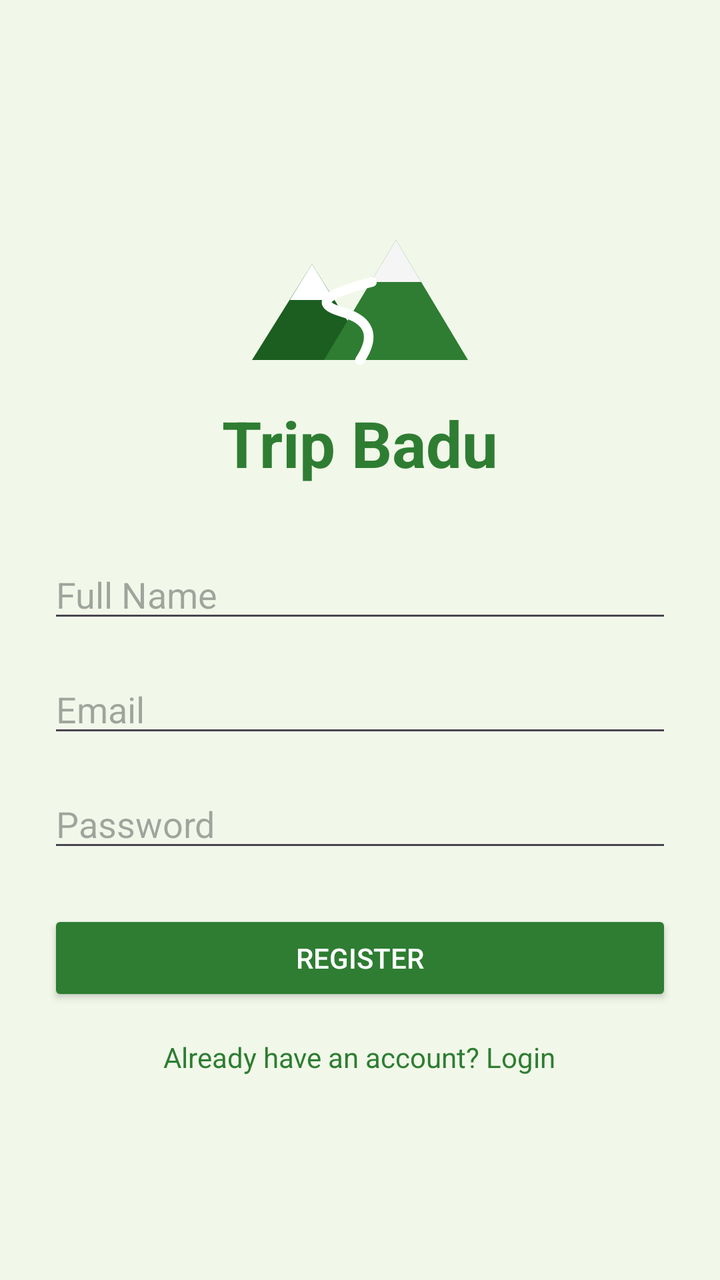
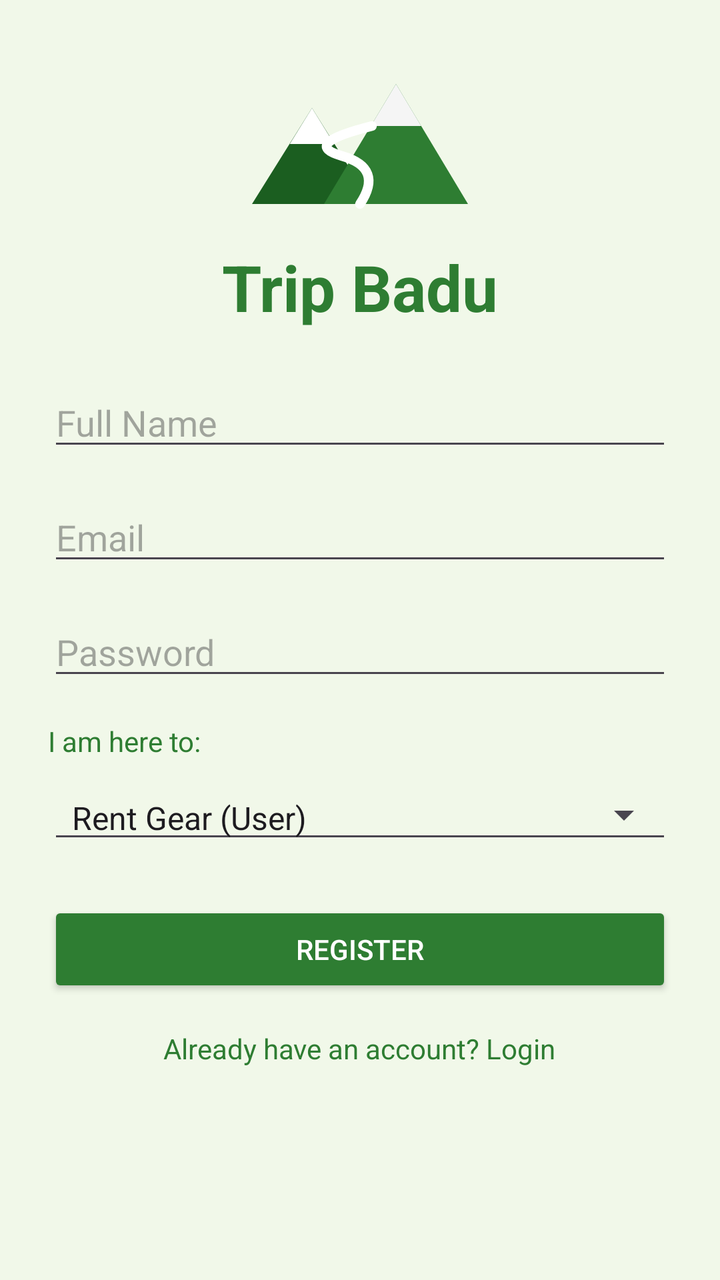

Before-and-after screenshots of an Android layout around one commit, followed by the original layout XML and the change that was made.
<!-- AndroidManifest.xml: application theme Theme.TripBadu -->
<!-- res/layout/activity_register.xml -->
<?xml version="1.0" encoding="utf-8"?>
<LinearLayout xmlns:android="http://schemas.android.com/apk/res/android"
    android:layout_width="match_parent"
    android:layout_height="match_parent"
    android:orientation="vertical"
    android:padding="24dp"
    android:gravity="center"
    android:background="@color/background">

    <ImageView
        android:id="@+id/ivLogo"
        android:layout_width="120dp"
        android:layout_height="90dp"
        android:src="@drawable/ic_tripbadu_logo"
        android:contentDescription="Trip Badu Logo"/>

    <TextView
        android:layout_width="wrap_content"
        android:layout_height="wrap_content"
        android:text="Trip Badu"
        android:textSize="32sp"
        android:textStyle="bold"
        android:textColor="@color/primary"
        android:layout_marginTop="8dp"
        android:layout_marginBottom="32dp"/>

    <EditText
        android:id="@+id/etName"
        android:layout_width="match_parent"
        android:layout_height="wrap_content"
        android:hint="Full Name"
        android:inputType="textPersonName"
        android:layout_marginBottom="16dp"/>

    <EditText
        android:id="@+id/etEmail"
        android:layout_width="match_parent"
        android:layout_height="wrap_content"
        android:hint="Email"
        android:inputType="textEmailAddress"
        android:layout_marginBottom="16dp"/>

    <EditText
        android:id="@+id/etPassword"
        android:layout_width="match_parent"
        android:layout_height="wrap_content"
        android:hint="Password"
        android:inputType="textPassword"
        android:layout_marginBottom="24dp"/>

    <Button
        android:id="@+id/btnRegister"
        android:layout_width="match_parent"
        android:layout_height="wrap_content"
        android:text="Register"
        android:backgroundTint="@color/primary"
        android:textColor="@color/on_primary"/>

    <TextView
        android:id="@+id/tvLogin"
        android:layout_width="wrap_content"
        android:layout_height="wrap_content"
        android:text="Already have an account? Login"
        android:layout_marginTop="16dp"
        android:textColor="@color/primary"/>

</LinearLayout>
<!-- resources referenced by this layout -->
<resources>
  <color name="background">#F1F8E9</color>
  <color name="on_primary">#FFFFFF</color>
  <color name="primary">#2E7D32</color>
  <!-- drawable ic_tripbadu_logo (drawable) -->
  <vector xmlns:android="http://schemas.android.com/apk/res/android"
      android:width="200dp"
      android:height="150dp"
      android:viewportWidth="200"
      android:viewportHeight="150">
  
      <path
          android:fillColor="#1B5E20"
          android:pathData="M 10,130 L 60,50 L 110,130 Z" />
  
      <path
          android:fillColor="#2E7D32"
          android:pathData="M 70,130 L 130,30 L 190,130 Z" />
  
      <path
          android:fillColor="#FFFFFF"
          android:pathData="M 60,50 L 78.5,80 L 41.5,80 Z" />
  
      <path
          android:fillColor="#F5F5F5"
          android:pathData="M 130,30 L 151,65 L 109,65 Z" />
  
      <path
          android:strokeColor="#FFFFFF"
          android:strokeWidth="8"
          android:strokeLineCap="round"
          android:fillColor="#00000000"
          android:pathData="M 100,130 Q 120,100 85,90 T 110,65" />
  
  </vector>
  <style name="Theme.TripBadu" parent="Base.Theme.TripBadu" />
  <style name="Base.Theme.TripBadu" parent="Theme.Material3.DayNight.NoActionBar">
          
          <item name="colorPrimary">@color/primary</item>
          <item name="colorPrimaryVariant">@color/primary_variant</item>
          <item name="colorOnPrimary">@color/on_primary</item>
          <item name="colorSecondary">@color/secondary</item>
          <item name="colorSecondaryVariant">@color/secondary_variant</item>
          <item name="colorOnSecondary">@color/on_secondary</item>
          <item name="android:windowBackground">@color/background</item>
          <item name="colorSurface">@color/surface</item>
          <item name="colorOnSurface">@color/on_surface</item>
      </style>
  <color name="primary_variant">#1B5E20</color>
  <color name="secondary">#81C784</color>
  <color name="secondary_variant">#4CAF50</color>
  <color name="on_secondary">#000000</color>
  <color name="surface">#FFFFFF</color>
  <color name="on_surface">#1B5E20</color>
</resources>

<!-- the commit's change to res/layout/activity_register.xml (unified diff, before → after) -->
@@ -1,67 +1,87 @@
 <?xml version="1.0" encoding="utf-8"?>
-<LinearLayout xmlns:android="http://schemas.android.com/apk/res/android"
+<ScrollView xmlns:android="http://schemas.android.com/apk/res/android"
     android:layout_width="match_parent"
     android:layout_height="match_parent"
-    android:orientation="vertical"
-    android:padding="24dp"
-    android:gravity="center"
     android:background="@color/background">
 
-    <ImageView
-        android:id="@+id/ivLogo"
-        android:layout_width="120dp"
-        android:layout_height="90dp"
-        android:src="@drawable/ic_tripbadu_logo"
-        android:contentDescription="Trip Badu Logo"/>
-
-    <TextView
-        android:layout_width="wrap_content"
-        android:layout_height="wrap_content"
-        android:text="Trip Badu"
-        android:textSize="32sp"
-        android:textStyle="bold"
-        android:textColor="@color/primary"
-        android:layout_marginTop="8dp"
-        android:layout_marginBottom="32dp"/>
-
-    <EditText
-        android:id="@+id/etName"
+    <LinearLayout
         android:layout_width="match_parent"
         android:layout_height="wrap_content"
-        android:hint="Full Name"
-        android:inputType="textPersonName"
-        android:layout_marginBottom="16dp"/>
+        android:orientation="vertical"
+        android:padding="24dp"
+        android:gravity="center">
 
-    <EditText
-        android:id="@+id/etEmail"
-        android:layout_width="match_parent"
-        android:layout_height="wrap_content"
-        android:hint="Email"
-        android:inputType="textEmailAddress"
-        android:layout_marginBottom="16dp"/>
+        <ImageView
+            android:id="@+id/ivLogo"
+            android:layout_width="120dp"
+            android:layout_height="90dp"
+            android:src="@drawable/ic_tripbadu_logo"
+            android:contentDescription="Trip Badu Logo"/>
 
-    <EditText
-        android:id="@+id/etPassword"
-        android:layout_width="match_parent"
-        android:layout_height="wrap_content"
-        android:hint="Password"
-        android:inputType="textPassword"
-        android:layout_marginBottom="24dp"/>
+        <TextView
+            android:layout_width="wrap_content"
+            android:layout_height="wrap_content"
+            android:text="Trip Badu"
+            android:textSize="32sp"
+            android:textStyle="bold"
+            android:textColor="@color/primary"
+            android:layout_marginTop="8dp"
+            android:layout_marginBottom="24dp"/>
 
-    <Button
-        android:id="@+id/btnRegister"
-        android:layout_width="match_parent"
-        android:layout_height="wrap_content"
-        android:text="Register"
-        android:backgroundTint="@color/primary"
-        android:textColor="@color/on_primary"/>
+        <EditText
+            android:id="@+id/etName"
+            android:layout_width="match_parent"
+            android:layout_height="wrap_content"
+            android:hint="Full Name"
+            android:inputType="textPersonName"
+            android:layout_marginBottom="16dp"/>
 
-    <TextView
-        android:id="@+id/tvLogin"
-        android:layout_width="wrap_content"
-        android:layout_height="wrap_content"
-        android:text="Already have an account? Login"
-        android:layout_marginTop="16dp"
-        android:textColor="@color/primary"/>
+        <EditText
+            android:id="@+id/etEmail"
+            android:layout_width="match_parent"
+            android:layout_height="wrap_content"
+            android:hint="Email"
+            android:inputType="textEmailAddress"
+            android:layout_marginBottom="16dp"/>
 
-</LinearLayout>
+        <EditText
+            android:id="@+id/etPassword"
+            android:layout_width="match_parent"
+            android:layout_height="wrap_content"
+            android:hint="Password"
+            android:inputType="textPassword"
+            android:layout_marginBottom="16dp"/>
+
+        <TextView
+            android:layout_width="match_parent"
+            android:layout_height="wrap_content"
+            android:text="I am here to:"
+            android:layout_marginBottom="8dp"
+            android:textColor="@color/primary"/>
+
+        <Spinner
+            android:id="@+id/spinnerRole"
+            android:layout_width="match_parent"
+            android:layout_height="wrap_content"
+            android:entries="@array/roles"
+            android:layout_marginBottom="24dp"
+            style="@style/Widget.AppCompat.Spinner.Underlined"/>
+
+        <Button
+            android:id="@+id/btnRegister"
+            android:layout_width="match_parent"
+            android:layout_height="wrap_content"
+            android:text="Register"
+            android:backgroundTint="@color/primary"
+            android:textColor="@color/on_primary"/>
+
+        <TextView
+            android:id="@+id/tvLogin"
+            android:layout_width="wrap_content"
+            android:layout_height="wrap_content"
+            android:text="Already have an account? Login"
+            android:layout_marginTop="16dp"
+            android:textColor="@color/primary"/>
+
+    </LinearLayout>
+</ScrollView>
<!-- resource entries referenced after the edit -->
@@ -1,5 +1,9 @@
 <!-- resources referenced by this layout -->
 <resources>
+  <string-array name="roles">
+          <item>Rent Gear (User)</item>
+          <item>List Gear (VIP)</item>
+      </string-array>
   <color name="background">#F1F8E9</color>
   <color name="on_primary">#FFFFFF</color>
   <color name="primary">#2E7D32</color>
